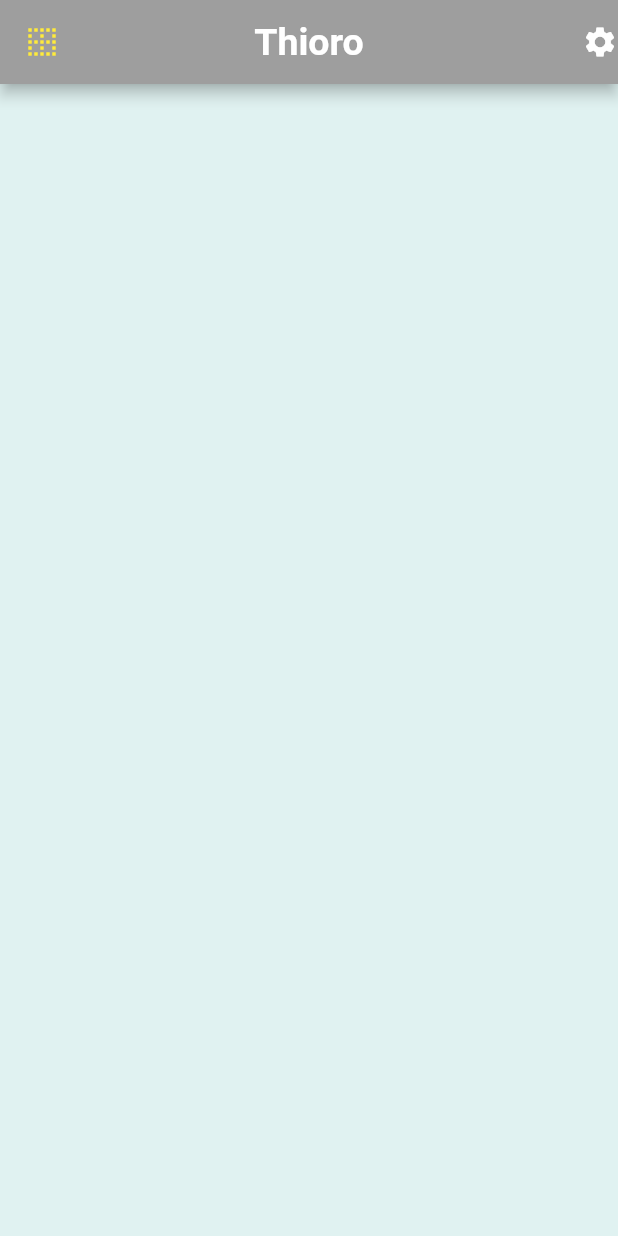
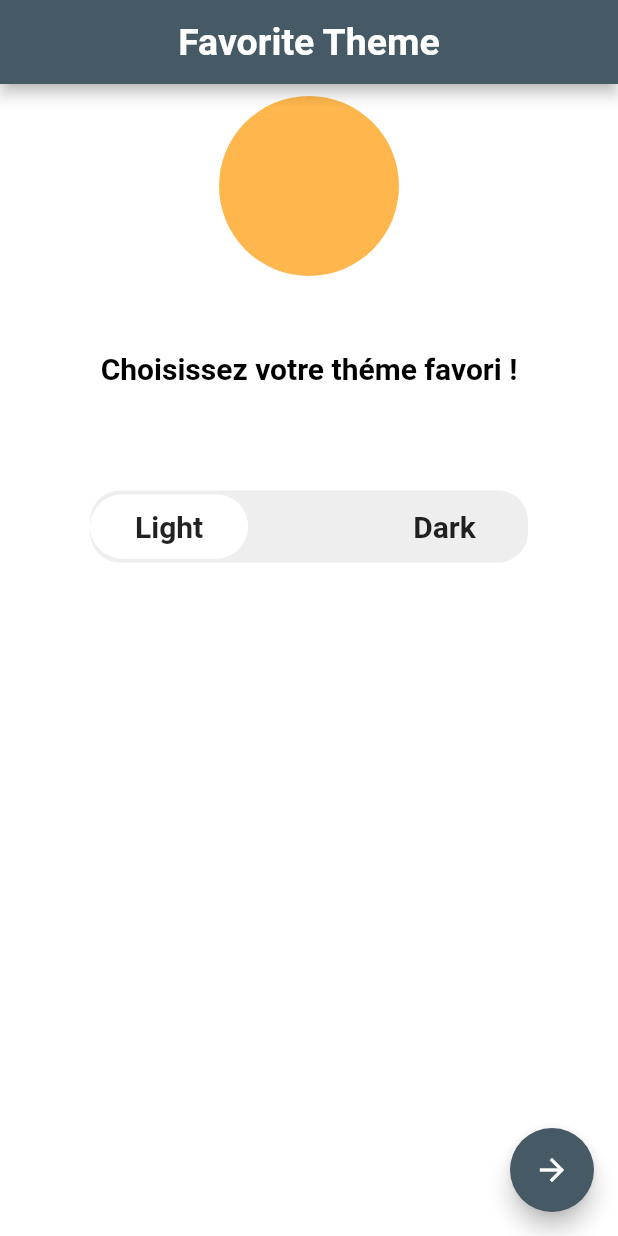
Before and after one commit to mamadou-wone/thioro, a Flutter app: the screen it shows after launch, on a phone screen of 412 x 824 dp. Run offline on Flutter 3.47's test engine with Material 2 defaults, Android fonts, the phone set to English and light mode, and no system bars.

Commit message:
Day35 #100DaysOfCode [35/100]

```diff
--- a/lib/main.dart
+++ b/lib/main.dart
@@ -9,159 +9,143 @@ class MyApp extends StatelessWidget {
   Widget build(BuildContext context) {
     return MaterialApp(
       debugShowCheckedModeBanner: false,
-      home: Scaffold(
-        backgroundColor: Colors.teal[50],
+      home: Thioro(),
+    );
+  }
+}
+
+class Thioro extends StatefulWidget {
+  @override
+  _ThioroState createState() => _ThioroState();
+}
+
+class _ThioroState extends State<Thioro> {
+  Color scaffoldColor = Colors.white;
+  Color textColor = Colors.black;
+  Color cicleColor = Colors.orange[300];
+  Icon darkIcon = Icon(
+    Icons.brightness_3,
+    size: 100.0,
+  );
+  double lightElevation = 0.0;
+  double darkElevation = 0.0;
+  @override
+  Widget build(BuildContext context) {
+    double screenWidth = MediaQuery.of(context).size.width;
+    return Scaffold(
+      backgroundColor: scaffoldColor,
       appBar: AppBar(
-          backgroundColor: Colors.grey,
+        backgroundColor: Colors.blueGrey[700],
+        centerTitle: true,
         title: Text(
-            'Thioro',
+          'Favorite Theme',
           style: TextStyle(
+            fontSize: 25.0,
+            fontWeight: FontWeight.bold,
             color: Colors.white,
-                fontSize: 25.0,
-                fontWeight: FontWeight.bold),
           ),
-          centerTitle: true,
-          actions: <Widget>[
-            Icon(
-              Icons.settings,
+        ),
+      ),
+      body: Padding(
+        // Le padding me permet de définir la position de mes widgets
+        padding: const EdgeInsets.symmetric(vertical: 8.0, horizontal: 60.0),
+        child: SafeArea(
+          child: Column(
+            children: <Widget>[
+              // *C'est un widget qui nous permet d'avoir le rendu d'un rond
+              CircleAvatar(
+                backgroundColor: cicleColor,
+                radius: 60.0,
+                child: scaffoldColor == Colors.white ? null : darkIcon,
+              ),
+              // if(scaffoldColor == Colors.white){
+              //   child: null;
+              // }else{
+              //   child: darkIcon;
+              // }
+              // SizeBox ici me permet de définir un espace vertical ou horizontale entre mes widgets
+              SizedBox(
+                height: 50.0,
+              ),
+              Text(
+                'Choisissez votre théme favori !',
+                style: TextStyle(
+                    fontSize: 20.0,
+                    fontWeight: FontWeight.bold,
+                    color: textColor),
+              ),
+              SizedBox(
+                height: 70.0,
+              ),
+              Container(
+                decoration: BoxDecoration(
+                  borderRadius: BorderRadius.circular(20.0),
+                  color: Colors.grey[200],
+                ),
+                child: Row(
+                  children: <Widget>[
+                    RawMaterialButton(
+                      child: Text(
+                        'Light',
+                        style: TextStyle(
+                            fontWeight: FontWeight.bold, fontSize: 20.0),
+                      ),
+                      padding: EdgeInsets.symmetric(
+                          vertical: 10.0, horizontal: 30.0),
+                      fillColor: scaffoldColor != Colors.white
+                          ? Colors.grey[200]
+                          : Colors.white,
+                      splashColor: Colors.blue,
+                      elevation: lightElevation,
+                      shape: StadiumBorder(),
+                      onPressed: () {
+                        setState(() {
+                          scaffoldColor = Colors.white;
+                          lightElevation = 15.0;
+                          darkElevation = 0.0;
+                          textColor = Colors.black;
+                          cicleColor = Colors.orange[300];
+                        });
+                      },
+                    ),
+                    SizedBox(
+                      width: 80.0,
+                    ),
+                    RawMaterialButton(
+                      child: Text(
+                        'Dark',
+                        style: TextStyle(
+                            fontWeight: FontWeight.bold, fontSize: 20.0),
+                      ),
+                      padding: EdgeInsets.symmetric(
+                          vertical: 10.0, horizontal: 30.0),
+                      fillColor: scaffoldColor == Colors.white
+                          ? Colors.grey[200]
+                          : Colors.white,
+                      splashColor: Colors.blue,
+                      elevation: darkElevation,
+                      shape: StadiumBorder(),
+                      onPressed: () {
+                        setState(() {
+                          scaffoldColor = Colors.grey[800];
+                          darkElevation = 15.0;
+                          lightElevation = 0.0;
+                          textColor = Colors.white;
+                          cicleColor = Colors.blue[900];
+                        });
+                      },
                     ),
                   ],
-          leading: Icon(
-            Icons.border_clear,
-            color: Colors.yellow,
                 ),
               ),
-        // body: Column(
-        //   children: <Widget>[
-        //     Row(
-        //       children: <Widget>[
-        //         Container(
-        //           width: 100.0,
-        //           height: 100.0,
-        //           color: Colors.teal,
-        //         ),
-        //         Container(
-        //           width: 100.0,
-        //           height: 100.0,
-        //           color: Colors.red,
-        //         ),
-        //         Container(
-        //           width: 100.0,
-        //           height: 100.0,
-        //           color: Colors.lime,
-        //         ),
-        //         Container(
-        //           width: 100.0,
-        //           height: 100.0,
-        //           color: Colors.indigo,
-        //         ),
-        //       ],
-        //     ),
-        //     Row(
-        //       children: <Widget>[
-        //         Container(
-        //           width: 100.0,
-        //           height: 100.0,
-        //           color: Colors.orange,
-        //         ),
-        //         Container(
-        //           width: 100.0,
-        //           height: 100.0,
-        //           color: Colors.green,
-        //         ),
-        //         Container(
-        //           width: 100.0,
-        //           height: 100.0,
-        //           color: Colors.black,
-        //         ),
-        //         Container(
-        //           width: 100.0,
-        //           height: 100.0,
-        //           color: Colors.purple,
-        //         ),
-        //       ],
-        //     ),
-        //   ],
-        // ),
-        // body: Center(
-        //   child: RaisedButton(
-        //     color: Colors.teal,
-        //     child: Text('Click Me'),
-        //     onPressed: () {
-        //       print('Thioro');
-        //     },
-        //   ),
-        // ),
-        // body: Center(
-        //   child: IconButton(icon: Icon(Icons.ac_unit), onPressed: null),
-        // ),
-        // body: Center(
-        //   child: FlatButton(
-        //     color: Colors.blue,
-        //     child: Icon(Icons.flash_on),
-        //     onPressed: () {
-        //       print('Thiore');
-        //     },
-        //   ),
-        // ),
-        // body: FloatingActionButton(
-        //   backgroundColor: Colors.red,
-        //   child: Icon(Icons.add),
-        //   onPressed: null,
-        // ),
-        // floatingActionButton: FloatingActionButton(
-        //   child: Icon(Icons.add),
-        //   onPressed: null,
-        // ),
-        // body: GestureDetector(
-        //   child: Center(
-        //     child: Container(
-        //       width: 100.0,
-        //       height: 100.0,
-        //       color: Colors.yellow,
-        //     ),
-        //   ),
-        //   onLongPress: () {
-        //     print('you click me');
-        //   },
-        // ),
-        // body: ListView(
-        //   children: <Widget>[
-        //     Container(
-        //       height: 250,
-        //       width: 250,
-        //       color: Colors.red,
-        //     ),
-        //     Container(
-        //       height: 250,
-        //       width: 250,
-        //       color: Colors.teal,
-        //     ),
-        //     Container(
-        //       height: 250,
-        //       width: 250,
-        //       color: Colors.orange,
-        //     ),
-        //     Container(
-        //       height: 250,
-        //       width: 250,
-        //       color: Colors.yellow,
-        //     ),
-        //     Container(
-        //       height: 250,
-        //       width: 250,
-        //       color: Colors.blue,
-        //     ),
-        //   ],
-        // ),
-        // body: Center(
-        //   child: Image.network(
-        //       'https://png.pngtree.com/png-clipart/20190517/original/pngtree-instagram-icon-png-image_3584853.jpg'),
-        // ),
-
-        // body: Center(
-        //   child: Image.asset('images/wone.jpg'),
-        // ),
+            ],
+          ),
+        ),
+      ),
+      floatingActionButton: FloatingActionButton(
+        backgroundColor: Colors.blueGrey[700],
+        child: Icon(Icons.arrow_forward),
+        onPressed: null,
       ),
     );
   }
```
Lines whose indentation alone changed are shown as unchanged.
